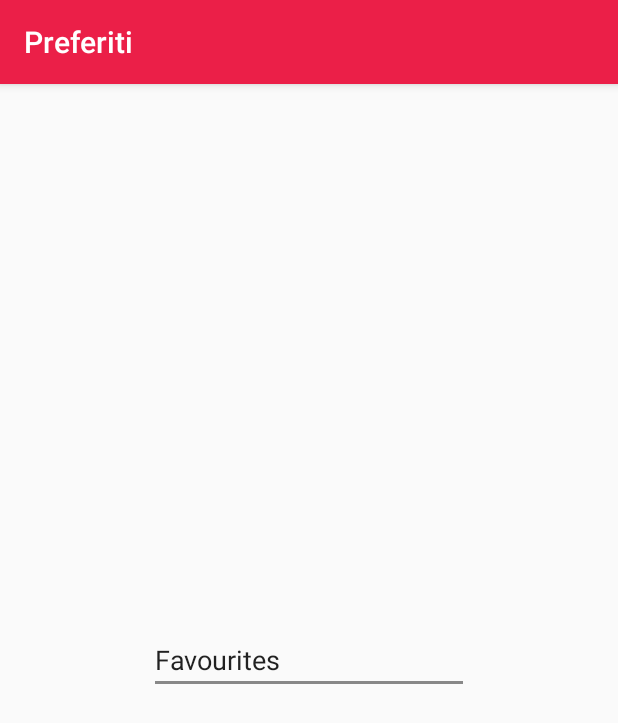
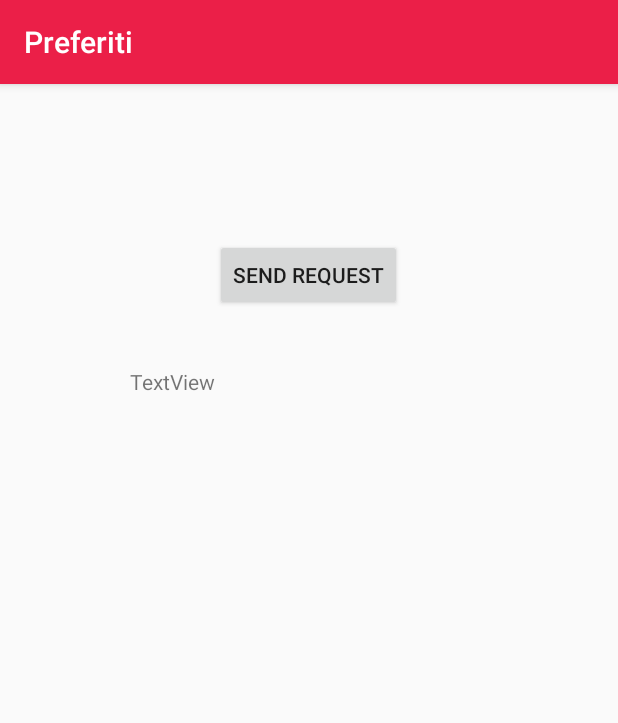
Before and after one commit to Bat95/ProgettoMobile, an Android app: the fragment Favourite shown on its own in the app's theme, on a phone screen of 412 x 824 dp. Shown: the top 723 px of the screen. Run offline under Robolectric (Android 15) with nearby library versions, the phone set to English and light mode, and no system bars.

Commit message:
added handler of http get request

```diff
--- a/app/src/main/java/com/myrecipebook/myrecipebook/Favourite.java
+++ b/app/src/main/java/com/myrecipebook/myrecipebook/Favourite.java
@@ -1,8 +1,4 @@
 package com.myrecipebook.myrecipebook;
-
-/**
- * Created by Sonia on 12/05/17.
- */
 
 import android.os.Bundle;
 import android.support.annotation.Nullable;
@@ -10,6 +6,8 @@ import android.support.v4.app.Fragment;
 import android.view.LayoutInflater;
 import android.view.View;
 import android.view.ViewGroup;
+import android.widget.Button;
+import android.widget.TextView;
 
 
 public class Favourite extends Fragment {
@@ -24,5 +22,9 @@ public class Favourite extends Fragment {
     public void onViewCreated(View view, @Nullable Bundle savedInstanceState) {
         super.onViewCreated(view, savedInstanceState);
         getActivity().setTitle("Preferiti");
+
+        Button sendRequest = (Button) view.findViewById(R.id.sendRequest);
+        TextView textResponse = (TextView) view.findViewById(R.id.textResponse);
     }
+
 }
--- a/app/src/main/res/layout/favourite.xml
+++ b/app/src/main/res/layout/favourite.xml
@@ -3,13 +3,22 @@
     android:orientation="vertical" android:layout_width="match_parent"
     android:layout_height="match_parent">
 
-    <EditText
-        android:id="@+id/nav_favourites"
-        android:layout_centerVertical="true"
-        android:layout_centerHorizontal="true"
+
+    <Button
+        android:id="@+id/sendRequest"
         android:layout_width="wrap_content"
         android:layout_height="wrap_content"
-        android:ems="10"
-        android:inputType="textPersonName"
-        android:text="Favourites" />
+        android:text="Send Request"
+        android:layout_alignParentTop="true"
+        android:layout_centerHorizontal="true"
+        android:layout_marginTop="103dp" />
+
+    <TextView
+        android:id="@+id/textResponse"
+        android:layout_width="wrap_content"
+        android:layout_height="wrap_content"
+        android:text="TextView"
+        android:layout_below="@+id/sendRequest"
+        android:layout_toStartOf="@+id/sendRequest"
+        android:layout_marginTop="37dp" />
 </RelativeLayout>
--- a/build.gradle
+++ b/build.gradle
@@ -14,3 +14,7 @@ allprojects {
         mavenCentral()
     }
 }
+
+task clean(type: Delete) {
+    delete rootProject.buildDir
+}
```
Also changed, not shown: app/build.gradle (+5 -4 lines), app/src/main/java/com/myrecipebook/myrecipebook/BaseHttpResponseHandler.java (added, +19 -0 lines), app/src/main/java/com/myrecipebook/myrecipebook/HttpHelper.java (added, +76 -0 lines), app/src/main/java/com/myrecipebook/myrecipebook/HttpResponseHandler.java (added, +19 -0 lines).
